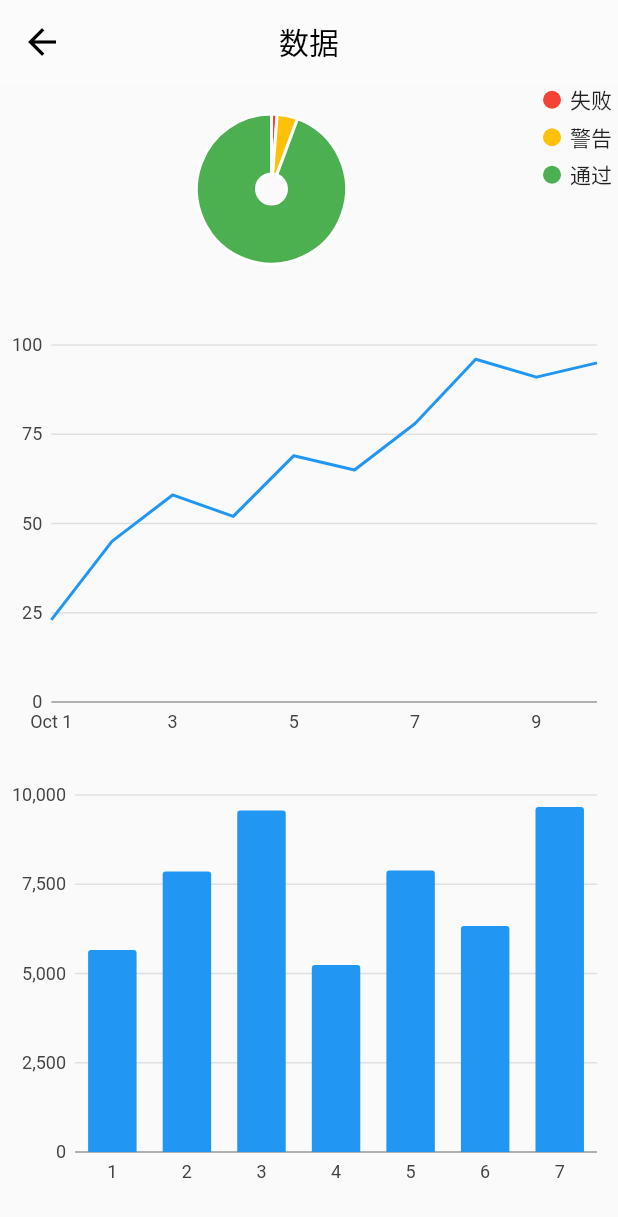
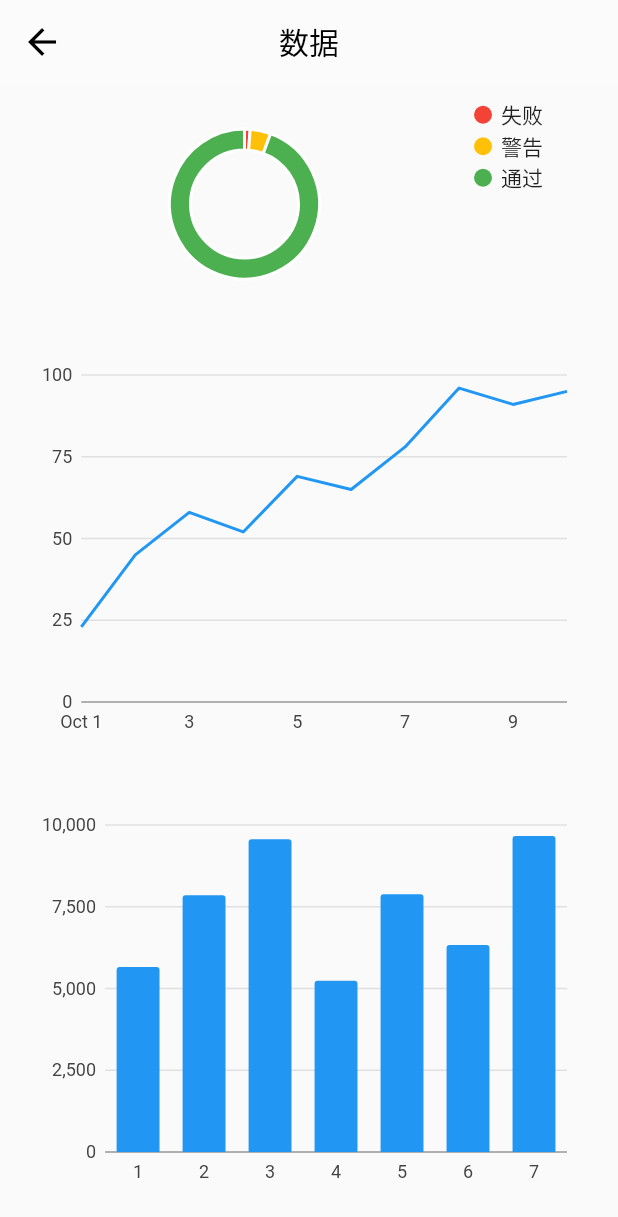
Before and after one commit to 1554967671/Flutter, a Flutter app: the ChartMain screen opened directly, on a phone screen of 412 x 824 dp. Shown: the top 1217 px of the screen. Run offline on Flutter 3.47's test engine with Material 2 defaults, Android fonts, the phone set to English and light mode, and no system bars; our stand-ins replace charts_flutter, device_info, get_it, local_auth, shared_preferences, webview_flutter; missing offline and left inert: bottom_tab_bar; accounts and stored records are empty.

Commit message:
修改图表code

```diff
--- a/flutter_app/lib/chart.dart
+++ b/flutter_app/lib/chart.dart
@@ -72,7 +72,7 @@ class _ChartInfoState extends State<ChartInfo>{
             position: charts.BehaviorPosition.end,
             horizontalFirst: false,
             //单元的间隔
-            cellPadding: new EdgeInsets.only(right: 4.0, bottom: 4.0),
+            cellPadding: new EdgeInsets.only(right: 40.0, bottom: 0.0),
             //是否显示测量值
             showMeasures: true,
             legendDefaultMeasure: charts.LegendDefaultMeasure.firstValue,
@@ -85,7 +85,7 @@ class _ChartInfoState extends State<ChartInfo>{
           ),
         ],
         //饼状图的显示环状的大小
-        defaultRenderer: new charts.ArcRendererConfig(arcWidth: 40),
+        defaultRenderer: new charts.ArcRendererConfig(arcWidth: 14),
       );
 
       return chart;
@@ -151,17 +151,17 @@ class _ChartInfoState extends State<ChartInfo>{
         Column(
           children: <Widget>[
             Container(
-              padding: EdgeInsets.only(bottom: 20.0),
+              padding: EdgeInsets.all(10.0),
               height: 160.0,
               child: getPieChart(),
             ),
             Container(
-              padding: EdgeInsets.only(bottom: 20.0),
+              padding: EdgeInsets.all(20.0),
               height: 300.0,
               child: getLineChart(),
             ),
             Container(
-              padding: EdgeInsets.only(bottom: 20.0),
+              padding: EdgeInsets.all(20.0),
               height: 300.0,
               child: getBarChart(),
             ),
```
